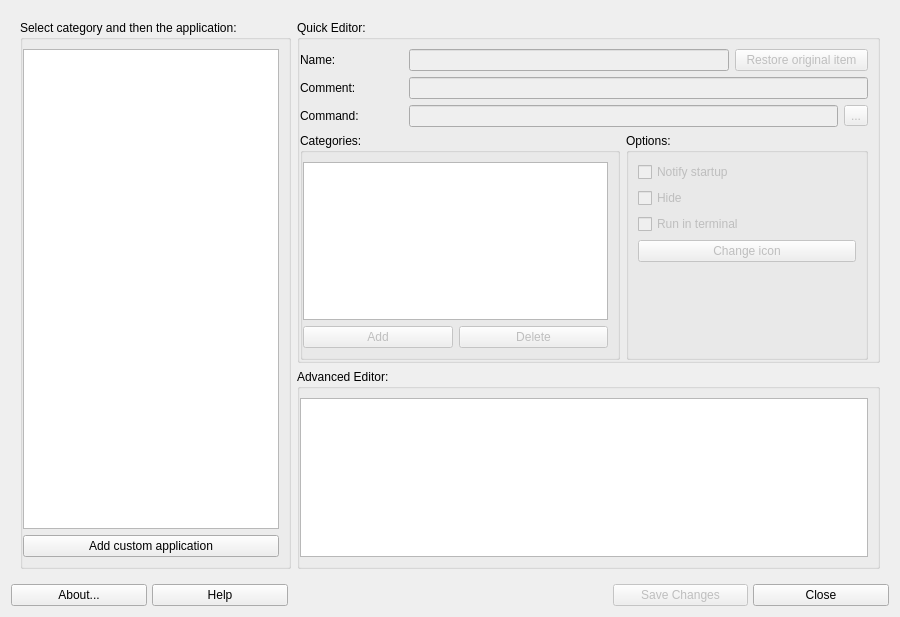
The window that mxmenueditor.ui (AdrianTM/mx-menu-editor) describes before a commit, drawn with Qt 5.
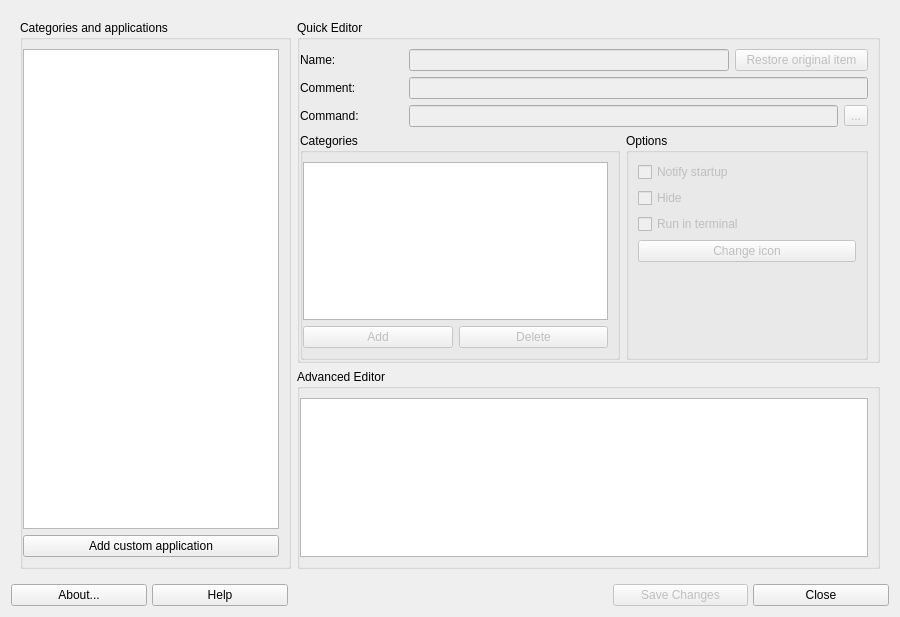
The same window after the commit. Icons and pictures are not drawn.

Diff of the .ui file:
```diff
--- a/mxmenueditor.ui
+++ b/mxmenueditor.ui
@@ -24,7 +24,7 @@
        <item row="1" column="1">
         <widget class="QGroupBox" name="groupQuickEditor">
          <property name="title">
-          <string>Quick Editor:</string>
+          <string>Quick Editor</string>
          </property>
          <layout class="QGridLayout" name="gridLayout">
           <property name="leftMargin">
@@ -64,7 +64,7 @@
           <item row="4" column="0" rowspan="3" colspan="3">
            <widget class="QGroupBox" name="groupEditCategories">
             <property name="title">
-             <string>Categories:</string>
+             <string>Categories</string>
             </property>
             <layout class="QGridLayout" name="gridLayout_3">
              <property name="leftMargin">
@@ -145,7 +145,7 @@
           <item row="4" column="3" rowspan="3" colspan="3">
            <widget class="QGroupBox" name="groupOptions">
             <property name="title">
-             <string>Options:</string>
+             <string>Options</string>
             </property>
             <layout class="QVBoxLayout" name="verticalLayout_5">
              <item>
@@ -214,7 +214,7 @@
        <item row="2" column="1">
         <widget class="QGroupBox" name="groupAdvancedEditor">
          <property name="title">
-          <string>Advanced Editor:</string>
+          <string>Advanced Editor</string>
          </property>
          <layout class="QVBoxLayout" name="verticalLayout_4">
           <property name="leftMargin">
@@ -235,7 +235,7 @@
           </sizepolicy>
          </property>
          <property name="title">
-          <string>Select category and then the application:</string>
+          <string>Categories and applications</string>
          </property>
          <layout class="QVBoxLayout" name="verticalLayout_2">
           <property name="leftMargin">
```
